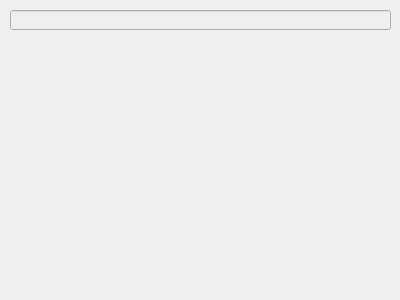
The window that osc_dialog.ui (TripletESR/DAQ_GUI) describes before a commit, drawn with Qt 5.
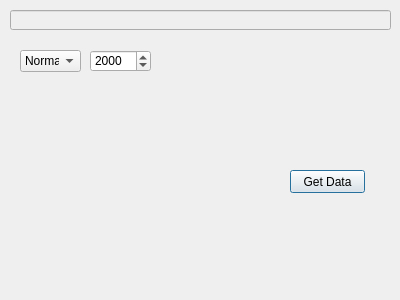
The same window after the commit.

Diff of the .ui file:
```diff
--- a/osc_dialog.ui
+++ b/osc_dialog.ui
@@ -2,6 +2,9 @@
 <ui version="4.0">
  <class>osc_Dialog</class>
  <widget class="QDialog" name="osc_Dialog">
+  <property name="enabled">
+   <bool>true</bool>
+  </property>
   <property name="geometry">
    <rect>
     <x>0</x>
@@ -10,6 +13,12 @@
     <height>300</height>
    </rect>
   </property>
+  <property name="sizePolicy">
+   <sizepolicy hsizetype="Fixed" vsizetype="Fixed">
+    <horstretch>0</horstretch>
+    <verstretch>0</verstretch>
+   </sizepolicy>
+  </property>
   <property name="windowTitle">
    <string>Oscilloscope</string>
   </property>
@@ -26,6 +35,61 @@
     </rect>
    </property>
   </widget>
+  <widget class="QComboBox" name="comboBox">
+   <property name="geometry">
+    <rect>
+     <x>20</x>
+     <y>50</y>
+     <width>61</width>
+     <height>22</height>
+    </rect>
+   </property>
+   <item>
+    <property name="text">
+     <string>Normal</string>
+    </property>
+   </item>
+   <item>
+    <property name="text">
+     <string>Average</string>
+    </property>
+   </item>
+  </widget>
+  <widget class="QSpinBox" name="spinBox">
+   <property name="geometry">
+    <rect>
+     <x>90</x>
+     <y>50</y>
+     <width>61</width>
+     <height>22</height>
+    </rect>
+   </property>
+   <property name="minimum">
+    <number>2</number>
+   </property>
+   <property name="maximum">
+    <number>65536</number>
+   </property>
+   <property name="singleStep">
+    <number>100</number>
+   </property>
+   <property name="value">
+    <number>2000</number>
+   </property>
+  </widget>
+  <widget class="QPushButton" name="pushButton">
+   <property name="geometry">
+    <rect>
+     <x>290</x>
+     <y>170</y>
+     <width>75</width>
+     <height>23</height>
+    </rect>
+   </property>
+   <property name="text">
+    <string>Get Data</string>
+   </property>
+  </widget>
  </widget>
  <resources/>
  <connections/>
```
